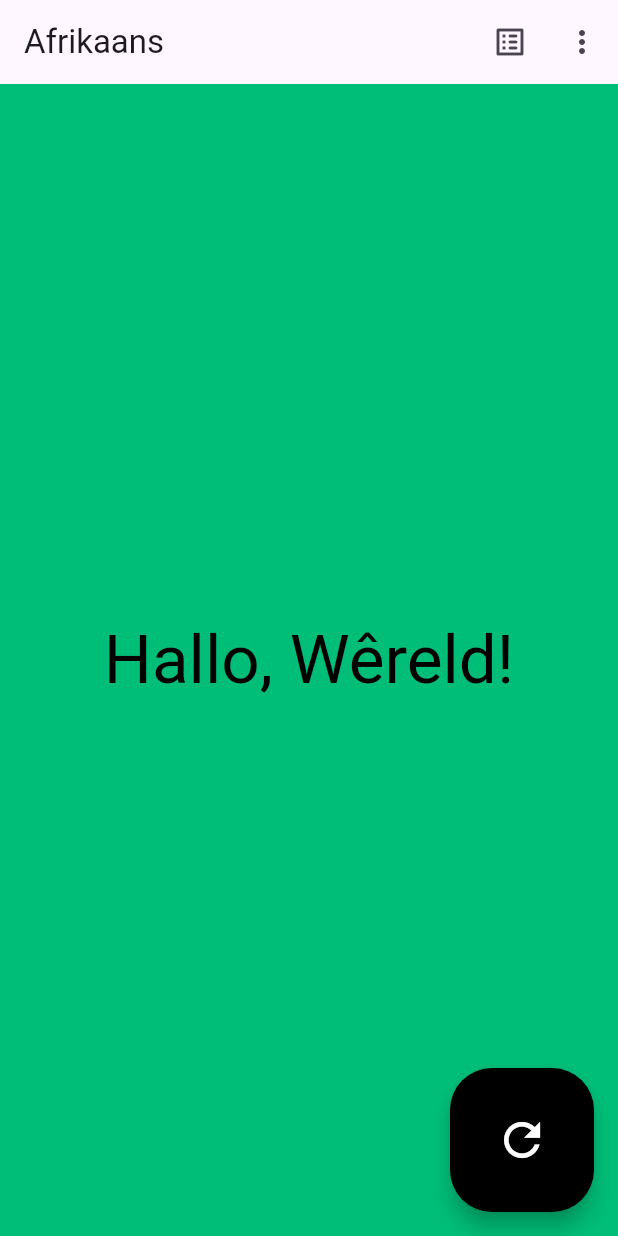
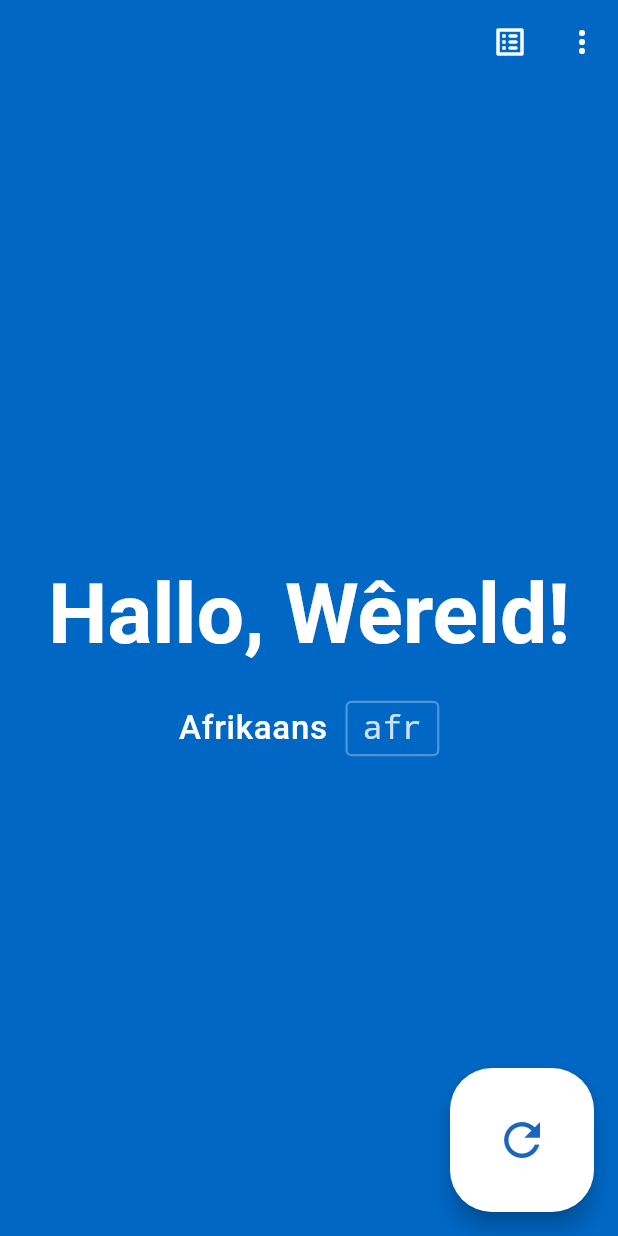
Before and after one commit to Hellogramming/hello_world_plus, a Flutter app: the screen it shows after launch, on a phone screen of 412 x 824 dp. Run offline on Flutter 3.47's test engine with Material 3 defaults, Android fonts, the phone set to English and light mode, and no system bars.

Commit message:
Add HelloWorldMessageView widget and refactor home screen layout

```diff
--- a/lib/home_screen.dart
+++ b/lib/home_screen.dart
@@ -13,6 +13,7 @@ import 'message_list_screen.dart';
 import 'strings.dart' as strings;
 import 'urls.dart' as urls;
 import 'utils/color_utils.dart' as color_utils;
+import 'widgets/hello_world_message_view.dart';
 
 /// The home screen of the Hello, World! Plus app.
 ///
@@ -63,30 +64,27 @@ class _HomeScreenState extends State<HomeScreen> {
 
   @override
   Widget build(BuildContext context) {
+    final Color foregroundColor = color_utils.contrastColor(
+      helloWorldMessages[_messageIndex].color,
+    );
+
     return Scaffold(
       backgroundColor: helloWorldMessages[_messageIndex].color,
-      appBar: _AppBar(
-        language: helloWorldMessages[_messageIndex].languageName,
-        onAction: _onAppBarAction,
-      ),
+      appBar: _AppBar(onAction: _onAppBarAction, foregroundColor: foregroundColor),
 
       // The body of the home screen displays the selected Hello World message
-      body: Padding(
-        padding: const EdgeInsets.all(16.0),
-        child: Center(
-          child: Text(
-            helloWorldMessages[_messageIndex].message,
-            style: Theme.of(context).textTheme.displayMedium?.copyWith(
-              color: color_utils.contrastColor(helloWorldMessages[_messageIndex].color),
-            ),
-            textAlign: TextAlign.center,
-          ),
+      body: Center(
+        child: HelloWorldMessageView(
+          message: helloWorldMessages[_messageIndex],
+          foregroundColor: foregroundColor,
         ),
       ),
 
       // The FAB allows the user to refresh the Hello World message
       floatingActionButton: FloatingActionButton.large(
         tooltip: strings.homeFabTooltip,
+        backgroundColor: foregroundColor,
+        foregroundColor: helloWorldMessages[_messageIndex].color,
         onPressed: _onFABPressed,
         child: const Icon(Icons.refresh),
       ),
@@ -101,12 +99,11 @@ enum _AppBarActions { messageList, viewSource, about }
 class _AppBar extends StatelessWidget implements PreferredSizeWidget {
   const _AppBar({
     super.key, // ignore: unused_element_parameter
-    required this.language,
+    required this.foregroundColor,
     this.onAction,
   });
 
-  /// The language of the current Hello World message.
-  final String language;
+  final Color foregroundColor;
 
   /// The callback that is called when an app bar action is pressed.
   final void Function(_AppBarActions action)? onAction;
@@ -114,7 +111,10 @@ class _AppBar extends StatelessWidget implements PreferredSizeWidget {
   @override
   Widget build(BuildContext context) {
     return AppBar(
-      title: Text(language),
+      backgroundColor: Colors.transparent,
+      foregroundColor: foregroundColor,
+      elevation: 0,
+
       actions: <Widget>[
         IconButton(
           icon: const Icon(Icons.list_alt_rounded),
--- a/lib/utils/color_utils.dart
+++ b/lib/utils/color_utils.dart
@@ -1,16 +1,26 @@
+// Copyright 2022-2025 Tecdrop. All rights reserved.
+// Use of this source code is governed by an MIT-style
+// license that can be found in the LICENSE file or at
+// https://www.tecdrop.com/helloworldplus/license/.
+
+/// A utility class for working with colors.
+library;
+
 import 'dart:math';
 import 'dart:ui';
-
 import 'package:flutter/material.dart';
 
+/// A random number generator used to generate random colors.
 Random _random = Random();
 
+/// Returns a random color in the display P3 color space.
 Color randomColor() {
+  double randomChannel() => _random.nextInt(256) / 255;
   return Color.from(
     alpha: 1.0,
-    red: _random.nextDouble(),
-    green: _random.nextDouble(),
-    blue: _random.nextDouble(),
+    red: randomChannel(),
+    green: randomChannel(),
+    blue: randomChannel(),
     colorSpace: ColorSpace.displayP3,
   );
 }
--- /dev/null
+++ b/lib/widgets/hello_world_message_view.dart
@@ -0,0 +1,86 @@
+// Copyright 2022-2025 Tecdrop. All rights reserved.
+// Use of this source code is governed by an MIT-style
+// license that can be found in the LICENSE file or at
+// https://www.tecdrop.com/helloworldplus/license/.
+
+import 'package:flutter/material.dart';
+
+import '../models/hello_world_message.dart';
+
+/// A widget that displays a Hello World message.
+///
+/// The message is displayed in a large font with the language name and code below it.
+class HelloWorldMessageView extends StatelessWidget {
+  const HelloWorldMessageView({super.key, required this.message, required this.foregroundColor});
+
+  /// The Hello World message to display.
+  final HelloWorldMessage message;
+
+  /// The color of the text.
+  final Color foregroundColor;
+
+  @override
+  Widget build(BuildContext context) {
+    return Padding(
+      padding: const EdgeInsets.all(32.0),
+      child: Column(
+        mainAxisAlignment: MainAxisAlignment.center,
+        children: <Widget>[
+          // Display the Hello World message
+          FittedBox(
+            fit: BoxFit.scaleDown,
+            child: Text(
+              message.message,
+              style: Theme.of(context).textTheme.displayLarge?.copyWith(
+                color: foregroundColor,
+                fontWeight: FontWeight.bold,
+                fontSize: 96.0,
+                height: 1.2,
+              ),
+              textAlign: TextAlign.center,
+            ),
+          ),
+
+          const SizedBox(height: 24),
+
+          // Display the language info directly below the message
+          FittedBox(
+            fit: BoxFit.scaleDown,
+            child: Row(
+              mainAxisAlignment: MainAxisAlignment.center,
+              children: <Widget>[
+                // Display the language name
+                Text(
+                  message.languageName,
+                  style: Theme.of(context).textTheme.titleLarge?.copyWith(
+                    color: foregroundColor,
+                    fontWeight: FontWeight.w500,
+                    letterSpacing: 0.5,
+                  ),
+                ),
+                const SizedBox(width: 12),
+
+                // Display the language code in a rounded border
+                Container(
+                  padding: const EdgeInsets.symmetric(horizontal: 10.0, vertical: 3.0),
+                  decoration: BoxDecoration(
+                    border: Border.all(color: foregroundColor.withValues(alpha: 0.3), width: 1.5),
+                    borderRadius: BorderRadius.circular(4),
+                  ),
+                  child: Text(
+                    message.languageCode,
+                    style: Theme.of(context).textTheme.titleLarge?.copyWith(
+                      color: foregroundColor.withValues(alpha: 0.8),
+                      fontFamily: 'monospace',
+                      fontWeight: FontWeight.w500,
+                    ),
+                  ),
+                ),
+              ],
+            ),
+          ),
+        ],
+      ),
+    );
+  }
+}
```
